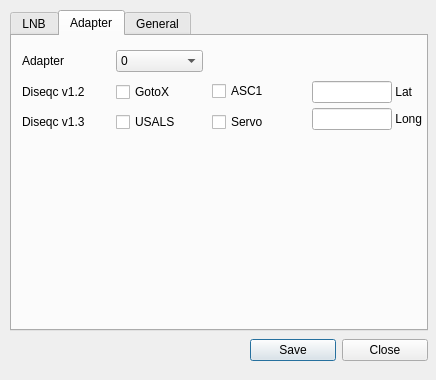
Old version of the form settings.ui in the repository stahir/updatedvb.
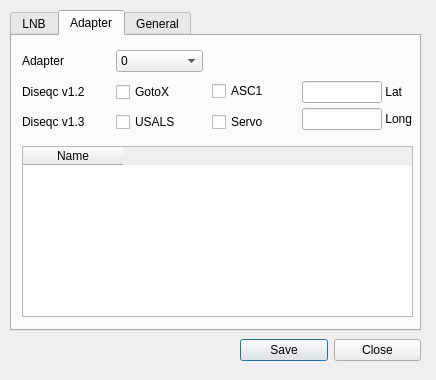
New version of the form. The open tabs and pages were chosen to show the change.

Diff of the .ui file:
```diff
--- a/settings.ui
+++ b/settings.ui
@@ -10,24 +10,12 @@
     <height>380</height>
    </rect>
   </property>
-  <property name="sizePolicy">
-   <sizepolicy hsizetype="Fixed" vsizetype="Fixed">
-    <horstretch>0</horstretch>
-    <verstretch>0</verstretch>
-   </sizepolicy>
-  </property>
   <property name="minimumSize">
    <size>
     <width>436</width>
     <height>380</height>
    </size>
   </property>
-  <property name="maximumSize">
-   <size>
-    <width>436</width>
-    <height>380</height>
-   </size>
-  </property>
   <property name="windowTitle">
    <string>Settings</string>
   </property>
@@ -36,16 +24,10 @@
     <rect>
      <x>10</x>
      <y>10</y>
-     <width>418</width>
+     <width>411</width>
      <height>321</height>
     </rect>
    </property>
-   <property name="minimumSize">
-    <size>
-     <width>418</width>
-     <height>0</height>
-    </size>
-   </property>
    <property name="currentIndex">
     <number>0</number>
    </property>
@@ -439,7 +421,7 @@
     <widget class="QWidget" name="gridWidget_cords" native="true">
      <property name="geometry">
       <rect>
-       <x>300</x>
+       <x>290</x>
        <y>40</y>
        <width>111</width>
        <height>61</height>
@@ -506,6 +488,21 @@
       </item>
      </layout>
     </widget>
+    <widget class="QTableWidget" name="tableWidget_diseqc_v12">
+     <property name="geometry">
+      <rect>
+       <x>10</x>
+       <y>110</y>
+       <width>391</width>
+       <height>171</height>
+      </rect>
+     </property>
+     <column>
+      <property name="text">
+       <string>Name</string>
+      </property>
+     </column>
+    </widget>
    </widget>
    <widget class="QWidget" name="tab_3">
     <attribute name="title">
@@ -580,9 +577,9 @@
   <widget class="QWidget" name="gridLayoutWidget_5">
    <property name="geometry">
     <rect>
-     <x>250</x>
+     <x>240</x>
      <y>330</y>
-     <width>178</width>
+     <width>181</width>
      <height>41</height>
     </rect>
    </property>
```
Left out of the diff: 2 changed lines with no effect on the pictures.
